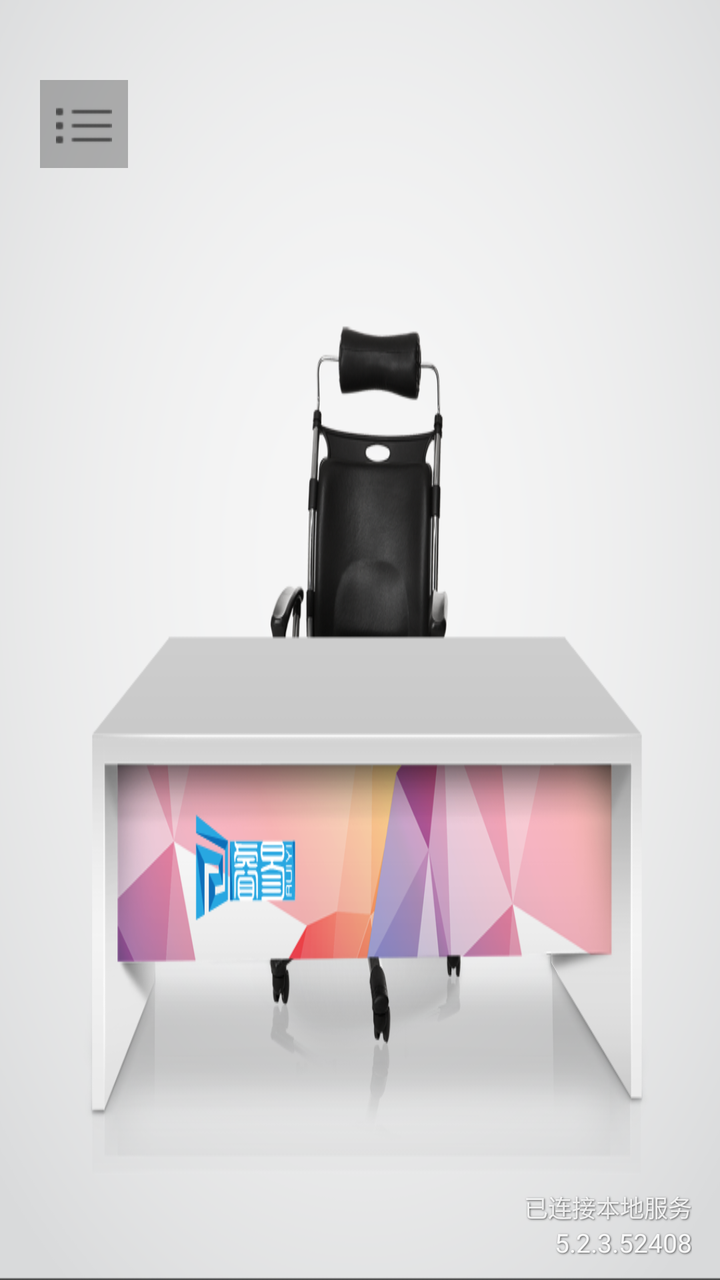
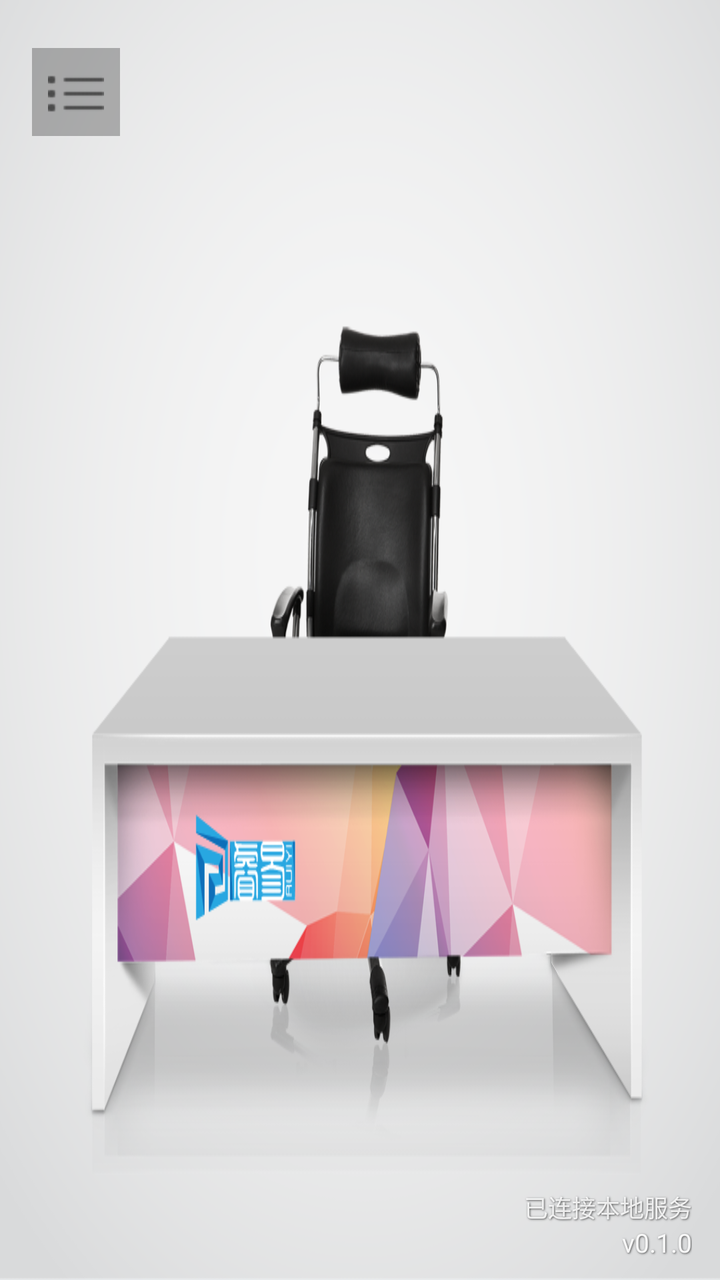

Compare the two renders of this Android layout. The source of the first and the diff that turns it into the second are given below.
<!-- AndroidManifest.xml: activity theme AppTheme.NoActionBar -->
<!-- res/layout/activity_desktop.xml -->
<?xml version="1.0" encoding="utf-8"?>
<androidx.drawerlayout.widget.DrawerLayout
    xmlns:android="http://schemas.android.com/apk/res/android"
    xmlns:app="http://schemas.android.com/apk/res-auto"
    android:id="@+id/drawerLayout"
    android:layout_width="match_parent"
    android:layout_height="match_parent">

    <RelativeLayout
        android:id="@+id/MainDesktopView2"
        android:layout_width="match_parent"
        android:layout_height="match_parent"
        android:background="#000000">

        
        <FrameLayout
            android:id="@+id/deskCanvas"
            android:layout_width="match_parent"
            android:layout_height="match_parent">

            <ImageView
                android:id="@+id/ivDesktopBg"
                android:layout_width="match_parent"
                android:layout_height="match_parent"
                android:scaleType="fitXY"
                android:src="@drawable/background_desktop" />

            
            <FrameLayout
                android:id="@+id/MainDesktopView"
                android:layout_width="match_parent"
                android:layout_height="match_parent" />
        </FrameLayout>

        
        <ImageView
            android:id="@+id/imageButtonDrawer"
            android:layout_width="44dp"
            android:layout_height="44dp"
            android:layout_alignParentStart="true"
            android:layout_alignParentTop="true"
            android:layout_marginStart="20dp"
            android:layout_marginTop="40dp"
            android:background="#44000000"
            android:clickable="true"
            android:focusable="true"
            android:padding="8dp"
            android:scaleType="centerInside"
            android:src="@drawable/ic_list" />

        
        <TextView
            android:id="@+id/textViewIMState"
            android:layout_width="wrap_content"
            android:layout_height="wrap_content"
            android:layout_above="@+id/textViewVersion"
            android:layout_alignParentEnd="true"
            android:layout_marginEnd="14dp"
            android:shadowColor="#AA000000"
            android:shadowDx="1"
            android:shadowDy="1"
            android:shadowRadius="2"
            android:text="已连接本地服务"
            android:textColor="#DDFFFFFF"
            android:textSize="12sp" />

        <TextView
            android:id="@+id/textViewVersion"
            android:layout_width="wrap_content"
            android:layout_height="wrap_content"
            android:layout_alignParentEnd="true"
            android:layout_alignParentBottom="true"
            android:layout_marginEnd="14dp"
            android:layout_marginBottom="10dp"
            android:shadowColor="#AA000000"
            android:shadowDx="1"
            android:shadowDy="1"
            android:shadowRadius="2"
            android:text="5.2.3.52408"
            android:textColor="#EEFFFFFF"
            android:textSize="13sp" />
    </RelativeLayout>

    
    <com.google.android.material.navigation.NavigationView
        android:id="@+id/navigationView"
        android:layout_width="250dp"
        android:layout_height="match_parent"
        android:layout_gravity="start"
        android:background="#FFFFFF"
        app:headerLayout="@layout/drawer_header"
        app:itemIconTint="@null"
        app:menu="@menu/menu_drawer" />

</androidx.drawerlayout.widget.DrawerLayout>
<!-- res/layout/drawer_header.xml (included above) -->
<?xml version="1.0" encoding="utf-8"?>
<LinearLayout xmlns:android="http://schemas.android.com/apk/res/android"
    android:layout_width="match_parent"
    android:layout_height="wrap_content"
    android:background="@color/primaryColor"
    android:gravity="center_horizontal"
    android:orientation="vertical"
    android:paddingTop="30dp"
    android:paddingBottom="20dp">

    <ImageView
        android:id="@+id/iv_thumbnail"
        android:layout_width="110dp"
        android:layout_height="110dp"
        android:layout_marginBottom="8dp"
        android:scaleType="centerCrop"
        android:src="@drawable/no_pic" />

    <TextView
        android:id="@+id/textViewStudentName"
        android:layout_width="wrap_content"
        android:layout_height="wrap_content"
        android:text="张三（九年级 3 班）"
        android:textAppearance="?android:textAppearanceMedium"
        android:textColor="#FFFFFFFF"
        android:textStyle="bold" />

    <TextView
        android:id="@+id/textViewServerInfo"
        android:layout_width="match_parent"
        android:layout_height="wrap_content"
        android:layout_marginTop="4dp"
        android:gravity="center"
        android:text="本地服务器 10.0.2.2:8765"
        android:textColor="#DDFFFFFF"
        android:textSize="13sp" />
</LinearLayout>
<!-- resources referenced by this layout -->
<resources>
  <color name="primaryColor">#FF1976D2</color>
  <!-- drawable background_desktop: png bitmap (drawable-nodpi, 192704 bytes) -->
  <!-- drawable ic_list: png bitmap (drawable, 180 bytes) -->
  <!-- drawable no_pic: jpg bitmap (drawable, 3181 bytes) -->
  <style name="AppTheme.NoActionBar" parent="Theme.MaterialComponents.Light.NoActionBar">
          <item name="colorPrimary">@color/primaryColor</item>
          <item name="colorPrimaryDark">@color/primaryDarkColor</item>
          <item name="colorAccent">@color/primaryColor</item>
          <item name="android:statusBarColor">@color/primaryDarkColor</item>
      </style>
  <color name="primaryDarkColor">#FF004BA0</color>
</resources>

<!-- the commit's change to res/layout/activity_desktop.xml (unified diff, before → after) -->
@@ -10,7 +10,7 @@
         android:id="@+id/MainDesktopView2"
         android:layout_width="match_parent"
         android:layout_height="match_parent"
-        android:background="#000000">
+        android:background="#FFECEFF1">
 
         
         <FrameLayout
@@ -33,14 +33,34 @@
         </FrameLayout>
 
         
+        <ScrollView
+            android:id="@+id/portraitQuickPanel"
+            android:layout_width="match_parent"
+            android:layout_height="match_parent"
+            android:layout_below="@id/deskCanvas"
+            android:background="#FFF4F6F9"
+            android:visibility="gone">
+
+            <LinearLayout
+                android:id="@+id/portraitGridContainer"
+                android:layout_width="match_parent"
+                android:layout_height="wrap_content"
+                android:orientation="vertical"
+                android:paddingLeft="14dp"
+                android:paddingTop="12dp"
+                android:paddingRight="14dp"
+                android:paddingBottom="44dp" />
+        </ScrollView>
+
+        
         <ImageView
             android:id="@+id/imageButtonDrawer"
             android:layout_width="44dp"
             android:layout_height="44dp"
             android:layout_alignParentStart="true"
             android:layout_alignParentTop="true"
-            android:layout_marginStart="20dp"
-            android:layout_marginTop="40dp"
+            android:layout_marginStart="16dp"
+            android:layout_marginTop="24dp"
             android:background="#44000000"
             android:clickable="true"
             android:focusable="true"
@@ -76,7 +96,7 @@
             android:shadowDx="1"
             android:shadowDy="1"
             android:shadowRadius="2"
-            android:text="5.2.3.52408"
+            android:text="v0.1.0"
             android:textColor="#EEFFFFFF"
             android:textSize="13sp" />
     </RelativeLayout>
